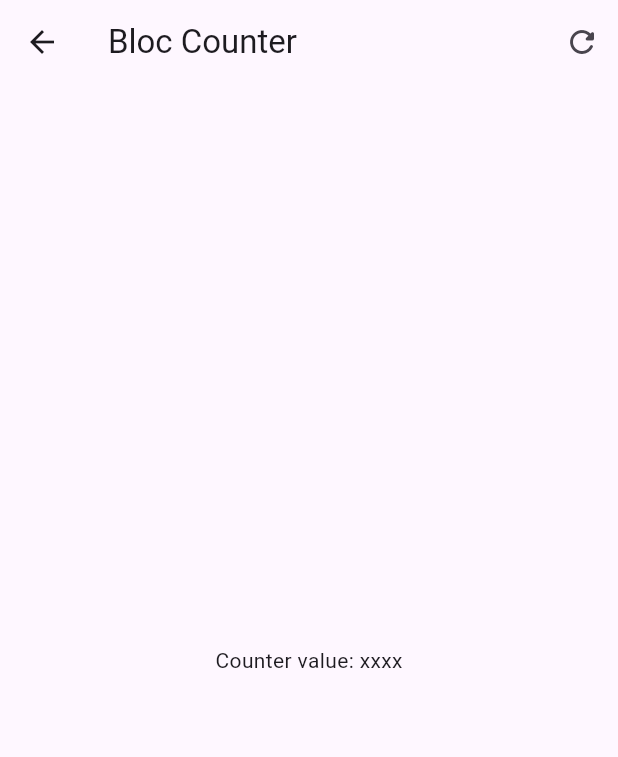
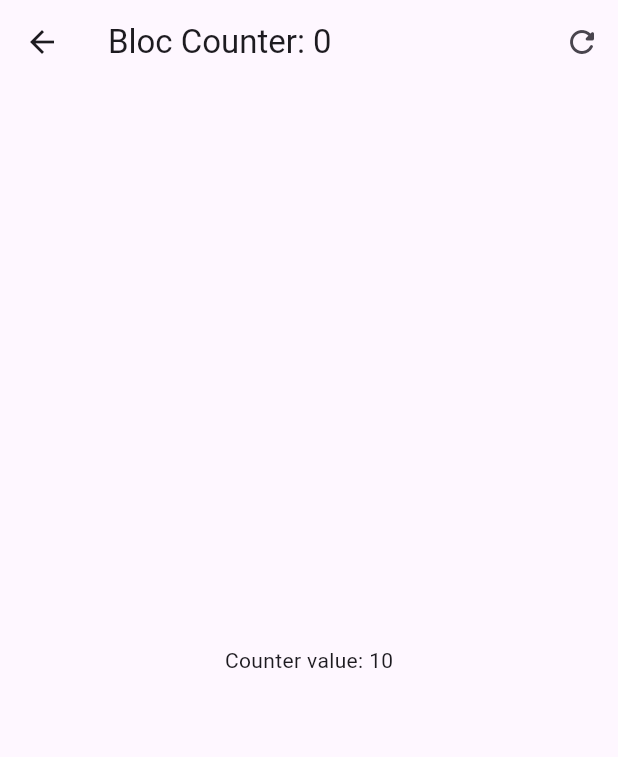
Before and after one commit to AngelTravieso/FormsApp, a Flutter app: the screen it shows after launch, after a tap on "BLoC", on a phone screen of 412 x 824 dp. Shown: the top 757 px of the screen. Run offline on Flutter 3.47's test engine with Material 2 defaults, Android fonts, the phone set to English and light mode, and no system bars; our stand-ins replace equatable, flutter_bloc, go_router.

```diff
--- a/lib/presentation/blocs/counter_bloc/counter_event.dart
+++ b/lib/presentation/blocs/counter_bloc/counter_event.dart
@@ -10,5 +10,8 @@ abstract class CounterEvent extends Equatable {
 class CounterIncreased extends CounterEvent {
   final int value;
 
-  const CounterIncreased({required this.value});
+  const CounterIncreased(this.value);
 }
+
+// CounterReset
+class CounterReset extends CounterEvent {}
--- a/lib/presentation/blocs/counter_bloc/counter_state.dart
+++ b/lib/presentation/blocs/counter_bloc/counter_state.dart
@@ -2,22 +2,22 @@ part of 'counter_bloc.dart';
 
 class CounterState extends Equatable {
   final int counter;
-  final int transactionCounter;
+  final int transactionCount;
 
   const CounterState({
     this.counter = 10,
-    this.transactionCounter = 0,
+    this.transactionCount = 0,
   });
 
   CounterState copyWith({
     int? counter,
-    int? transactionCounter,
+    int? transactionCount,
   }) =>
       CounterState(
         counter: counter ?? this.counter,
-        transactionCounter: transactionCounter ?? this.transactionCounter,
+        transactionCount: transactionCount ?? this.transactionCount,
       );
 
   @override
-  List<Object> get props => [counter, transactionCounter];
+  List<Object> get props => [counter, transactionCount];
 }
--- a/lib/presentation/screens/bloc_counter_screen.dart
+++ b/lib/presentation/screens/bloc_counter_screen.dart
@@ -1,31 +1,58 @@
 import 'package:flutter/material.dart';
+import 'package:flutter_bloc/flutter_bloc.dart';
+import 'package:forms_app/presentation/blocs/counter_bloc/counter_bloc.dart';
 
 class BlocCounterScreen extends StatelessWidget {
   const BlocCounterScreen({super.key});
 
   @override
   Widget build(BuildContext context) {
+    return BlocProvider(
+      create: (_) => CounterBloc(),
+      child: const _BlocCounterView(),
+    );
+  }
+}
+
+class _BlocCounterView extends StatelessWidget {
+  const _BlocCounterView();
+
+  void increaseCounterBy(BuildContext context, [int value = 1]) {
+    // Disparar evento
+    context.read<CounterBloc>().add(CounterIncreased(value));
+    // context.read<CounterBloc>().increaseBy(value);
+  }
+
+  void resetCounter(BuildContext context) {
+    context.read<CounterBloc>().add(CounterReset());
+    // context.read<CounterBloc>().resetCounter();
+  }
+
+  @override
+  Widget build(BuildContext context) {
     return Scaffold(
       appBar: AppBar(
-        title: const Text('Bloc Counter'),
+        title: context.select((CounterBloc counterBloc) =>
+            Text('Bloc Counter: ${counterBloc.state.transactionCount}')),
         actions: [
           IconButton(
-            onPressed: () {},
+            onPressed: () => resetCounter(context),
             icon: const Icon(
               Icons.refresh_rounded,
             ),
           ),
         ],
       ),
-      body: const Center(
-        child: Text('Counter value: xxxx'),
+      body: Center(
+        child: context.select((CounterBloc counterBloc) =>
+            Text('Counter value: ${counterBloc.state.counter}')),
       ),
       floatingActionButton: Column(
         mainAxisAlignment: MainAxisAlignment.end,
         children: [
           FloatingActionButton(
             heroTag: '1',
-            onPressed: () {},
+            onPressed: () => increaseCounterBy(context, 3),
             child: const Text('+3'),
           ),
           const SizedBox(
@@ -33,7 +60,7 @@ class BlocCounterScreen extends StatelessWidget {
           ),
           FloatingActionButton(
             heroTag: '2',
-            onPressed: () {},
+            onPressed: () => increaseCounterBy(context, 2),
             child: const Text('+2'),
           ),
           const SizedBox(
@@ -41,7 +68,7 @@ class BlocCounterScreen extends StatelessWidget {
           ),
           FloatingActionButton(
             heroTag: '3',
-            onPressed: () {},
+            onPressed: () => increaseCounterBy(context),
             child: const Text('+1'),
           ),
         ],
--- a/lib/presentation/screens/home_screen.dart
+++ b/lib/presentation/screens/home_screen.dart
@@ -25,6 +25,10 @@ class HomeScreen extends StatelessWidget {
             ),
             onTap: () => context.push('/counter-bloc'),
           ),
+          const Padding(
+            padding: EdgeInsets.symmetric(horizontal: 10),
+            child: Divider(),
+          )
         ],
       ),
     );
```
Also changed, not shown: lib/presentation/blocs/counter_bloc/counter_bloc.dart (+17 -1 lines).
